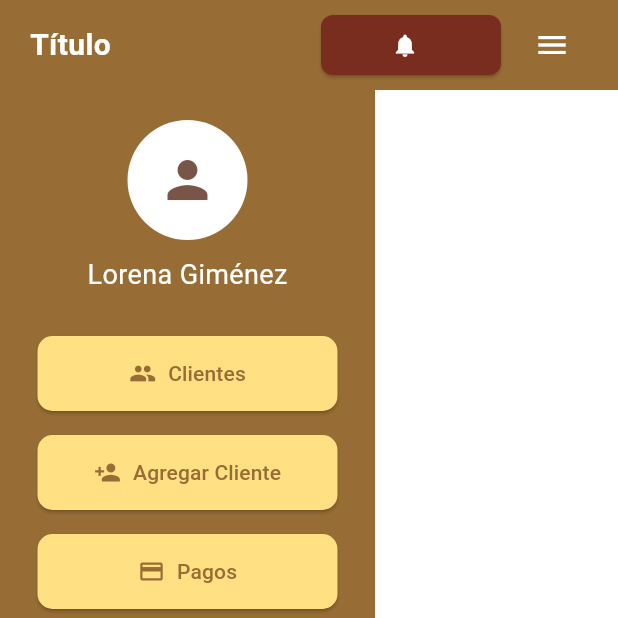
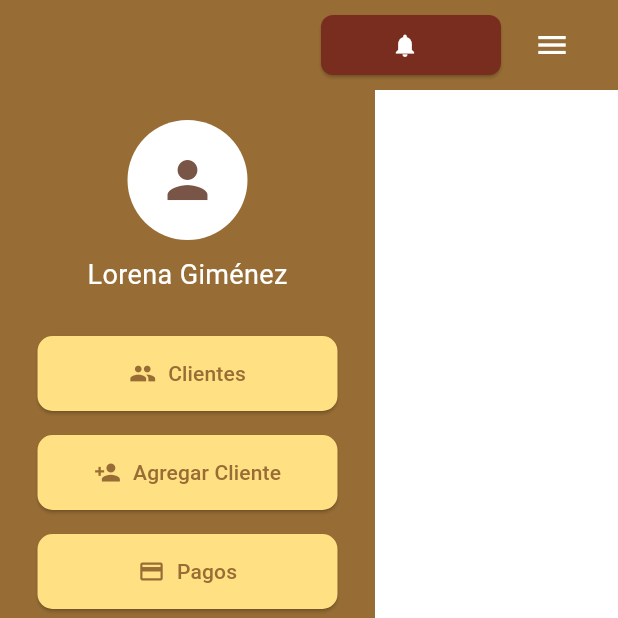
Before and after one commit to AryGimenez/Proyecto-EstudioContable-, a Flutter app: the MainScreen screen opened directly with empty values, on a phone screen of 412 x 824 dp, the top half of it. Run offline on Flutter 3.47's test engine with Material 3 defaults, Android fonts, the phone set to English and light mode, and no system bars.

Commit message:
Emepzando ventana pagos, primer form y boton hecho, tambien dejé el título de la barra superior dinámico

```diff
--- a/frontend/flutter_gestion_contable/lib/screensy/main_website/main_content.dart
+++ b/frontend/flutter_gestion_contable/lib/screensy/main_website/main_content.dart
@@ -1,26 +1,29 @@
 import 'package:flutter/material.dart';
-import 'main_styles.dart';
+import 'main_styles.dart';  // Importa los estilos personalizados
 
 class MainScreen extends StatelessWidget {
-  final Widget child;
+  final Widget child; // El widget que se pasará para el contenido principal
+  final String title; // El título que se pasará a la barra superior
 
-  const MainScreen({required this.child, Key? key}) : super(key: key);
+  // Constructor que recibe el widget y el título como parámetros
+  const MainScreen({required this.child, required this.title, Key? key}) : super(key: key);
 
   @override
   Widget build(BuildContext context) {
     return Scaffold(
       body: Column(
         children: [
-          // Barra superior
+          // Barra superior que contiene el título y los botones de notificación y menú
           Container(
             height: 60,
-            color: AppColors.primary,
+            color: AppColors.primary,  // Color de la barra superior
             padding: const EdgeInsets.symmetric(horizontal: 20),
             child: Row(
               mainAxisAlignment: MainAxisAlignment.spaceBetween,
               children: [
-                const Text(
-                  'Título', // Se cambiará según la pantalla
+                // Título dinámico que se pasará al widget
+                Text(
+                  title, // Muestra el título actualizado
                   style: TextStyle(
                       color: Colors.white,
                       fontSize: 20,
@@ -28,10 +31,11 @@ class MainScreen extends StatelessWidget {
                 ),
                 Row(
                   children: [
+                    // Botón de notificaciones
                     ElevatedButton.icon(
                       onPressed: () {},
                       style: ElevatedButton.styleFrom(
-                        backgroundColor: const Color(0xFF792D1F),
+                        backgroundColor: const Color(0xFF792D1F),  // Color del botón
                         padding: EdgeInsets.zero,
                         minimumSize: const Size(120, 40),
                         shape: RoundedRectangleBorder(
@@ -39,9 +43,10 @@ class MainScreen extends StatelessWidget {
                         ),
                       ),
                       icon: const Icon(Icons.notifications, color: Colors.white),
-                      label: const SizedBox.shrink(),
+                      label: const SizedBox.shrink(),  // El label está vacío ya que solo tiene el ícono
                     ),
                     const SizedBox(width: 10),
+                    // Botón de menú
                     IconButton(
                       icon: const Icon(Icons.menu, color: Colors.white),
                       onPressed: () {},
@@ -56,10 +61,10 @@ class MainScreen extends StatelessWidget {
           Expanded(
             child: Row(
               children: [
-                // Barra lateral
+                // Barra lateral con menú de navegación
                 Container(
-                  width: 250,
-                  color: AppColors.primary,
+                  width: 250,  // Ancho de la barra lateral
+                  color: AppColors.primary,  // Color de la barra lateral
                   child: Column(
                     children: [
                       const SizedBox(height: 20),
@@ -72,18 +77,20 @@ class MainScreen extends StatelessWidget {
                       const Text('Lorena Giménez',
                           style: TextStyle(color: Colors.white, fontSize: 18)),
                       const SizedBox(height: 20),
+                      // Botones de menú que redirigen a diferentes secciones
                       _buildMenuButton('Clientes', Icons.people),
                       _buildMenuButton('Agregar Cliente', Icons.person_add),
                       _buildMenuButton('Pagos', Icons.payment),
                       _buildMenuButton('Depósito', Icons.account_balance),
                       const Spacer(),
+                      // Botón de salir
                       _buildMenuButton('Salir', Icons.exit_to_app, isExit: true),
                     ],
                   ),
                 ),
 
-                // Contenido principal (cambia según la pantalla)
-                Expanded(child: child),
+                // Contenido principal que cambia dependiendo de la pantalla seleccionada
+                Expanded(child: child),  // Aquí se muestra el widget actual que se pasa al constructor
               ],
             ),
           ),
@@ -92,22 +99,22 @@ class MainScreen extends StatelessWidget {
     );
   }
 
-  // Botón de la barra lateral
+  // Botón de la barra lateral que se usa para cambiar de pantalla
   Widget _buildMenuButton(String title, IconData icon, {bool isExit = false}) {
     return Padding(
-      padding: const EdgeInsets.symmetric(vertical: 8),
+      padding: const EdgeInsets.symmetric(vertical: 8),  // Separación entre los botones
       child: SizedBox(
-        width: 200,
+        width: 200,  // Ancho de los botones
         child: ElevatedButton.icon(
           style: ElevatedButton.styleFrom(
-            backgroundColor: isExit ? const Color(0xFF792D1F) : Colors.amber[200],
+            backgroundColor: isExit ? const Color(0xFF792D1F) : Colors.amber[200],  // Cambia el color si es el botón de salir
             foregroundColor: Colors.black,
             padding: const EdgeInsets.symmetric(horizontal: 10, vertical: 12),
-            shape: RoundedRectangleBorder(borderRadius: BorderRadius.circular(10)),
+            shape: RoundedRectangleBorder(borderRadius: BorderRadius.circular(10)),  // Bordes redondeados
           ),
-          onPressed: () {},
-          icon: Icon(icon, color: isExit ? Colors.white : AppColors.primary),
-          label: Text(title,
+          onPressed: () {},  // Aquí se puede colocar la acción que se quiere ejecutar al presionar el botón
+          icon: Icon(icon, color: isExit ? Colors.white : AppColors.primary),  // Cambia el color del ícono según si es un botón de salir
+          label: Text(title,  // El texto del botón
               style: TextStyle(color: isExit ? Colors.white : AppColors.primary)),
         ),
       ),
```
Also changed, not shown: frontend/flutter_gestion_contable/lib/screensy/main_website/main_handler.dart (+30 -20 lines), frontend/flutter_gestion_contable/lib/screensy/payments/payments_handler.dart (added, +35 -0 lines), frontend/flutter_gestion_contable/lib/screensy/payments/payments_screen.dart (added, +133 -0 lines).
